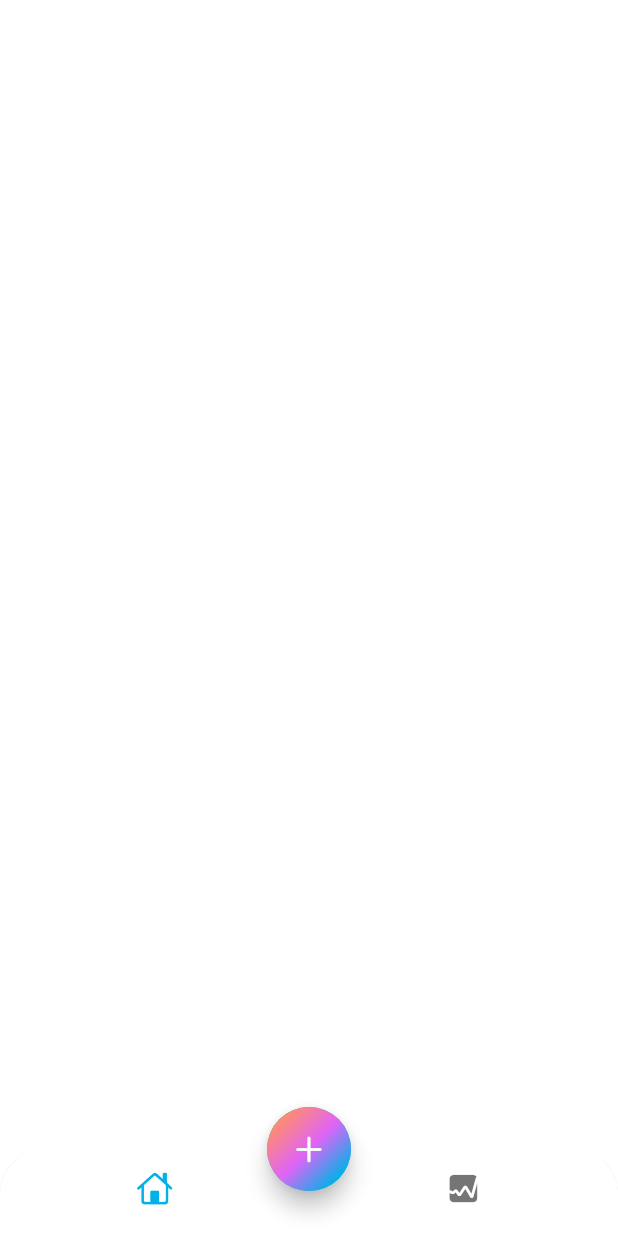
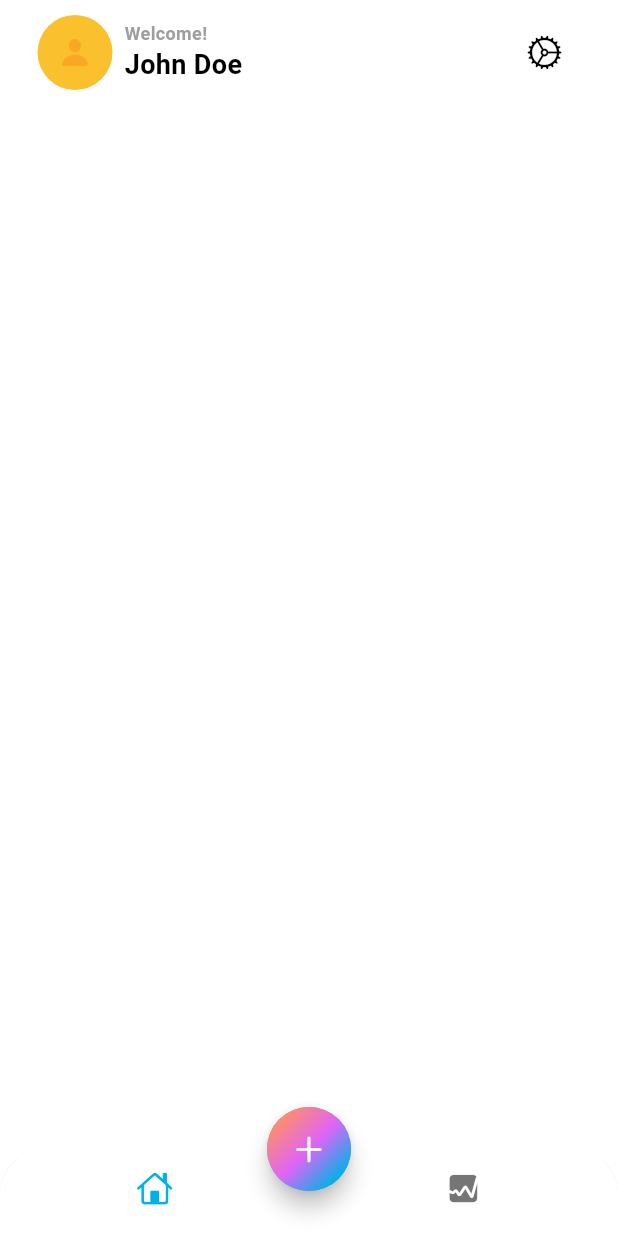
Before and after one commit to JI-Maina/finance-tracker, a Flutter app: the screen it shows after launch, on a phone screen of 412 x 824 dp. Run offline on Flutter 3.47's test engine with Material 3 defaults, Android fonts, the phone set to English and light mode, and no system bars.

Commit message:
created home header

```diff
--- a/lib/app_view.dart
+++ b/lib/app_view.dart
@@ -16,9 +16,10 @@ class MyAppView extends StatelessWidget {
           primary: const Color(0xFF00B2E7),
           secondary: const Color(0xFFE064F7),
           tertiary: const Color(0xFFFF8D6C),
+          outline: Colors.grey,
         ),
       ),
-      home: HomeScreen(),
+      home: const HomeScreen(),
     );
   }
 }
--- a/lib/screens/home/views/home_screen.dart
+++ b/lib/screens/home/views/home_screen.dart
@@ -1,3 +1,4 @@
+import 'package:finance_tracker/screens/home/views/main_screen.dart';
 import 'package:flutter/material.dart';
 import 'package:flutter/cupertino.dart';
 import 'dart:math';
@@ -52,6 +53,7 @@ class HomeScreen extends StatelessWidget {
           ),
         ),
       ),
+      body: const MainScreen(),
     );
   }
 }
--- /dev/null
+++ b/lib/screens/home/views/main_screen.dart
@@ -0,0 +1,82 @@
+import 'package:flutter/material.dart';
+import 'package:flutter/cupertino.dart';
+
+class MainScreen extends StatelessWidget {
+  const MainScreen({super.key});
+
+  @override
+  Widget build(BuildContext context) {
+    return const SafeArea(
+      child: Padding(
+        padding: EdgeInsets.symmetric(horizontal: 25.0, vertical: 10),
+        child: Column(
+          children: [
+            _ProfileHeader(),
+          ],
+        ),
+      ),
+    );
+  }
+}
+
+class _ProfileHeader extends StatelessWidget {
+  const _ProfileHeader({
+    super.key,
+  });
+
+  @override
+  Widget build(BuildContext context) {
+    return Row(
+      mainAxisAlignment: MainAxisAlignment.spaceBetween,
+      children: [
+        Row(
+          children: [
+            Stack(
+              alignment: Alignment.center,
+              children: [
+                Container(
+                  width: 50,
+                  height: 50,
+                  decoration: BoxDecoration(
+                    shape: BoxShape.circle,
+                    color: Colors.yellow[700],
+                  ),
+                ),
+                Icon(
+                  CupertinoIcons.person_fill,
+                  color: Colors.yellow[800],
+                ),
+              ],
+            ),
+            const SizedBox(width: 8),
+            Column(
+              crossAxisAlignment: CrossAxisAlignment.start,
+              children: [
+                Text(
+                  'Welcome!',
+                  style: TextStyle(
+                    fontSize: 12,
+                    fontWeight: FontWeight.w600,
+                    color: Theme.of(context).colorScheme.outline,
+                  ),
+                ),
+                Text(
+                  'John Doe',
+                  style: TextStyle(
+                    fontSize: 18,
+                    fontWeight: FontWeight.bold,
+                    color: Theme.of(context).colorScheme.onSurface,
+                  ),
+                ),
+              ],
+            )
+          ],
+        ),
+        IconButton(
+          onPressed: () {},
+          icon: const Icon(CupertinoIcons.settings),
+        )
+      ],
+    );
+  }
+}
```
